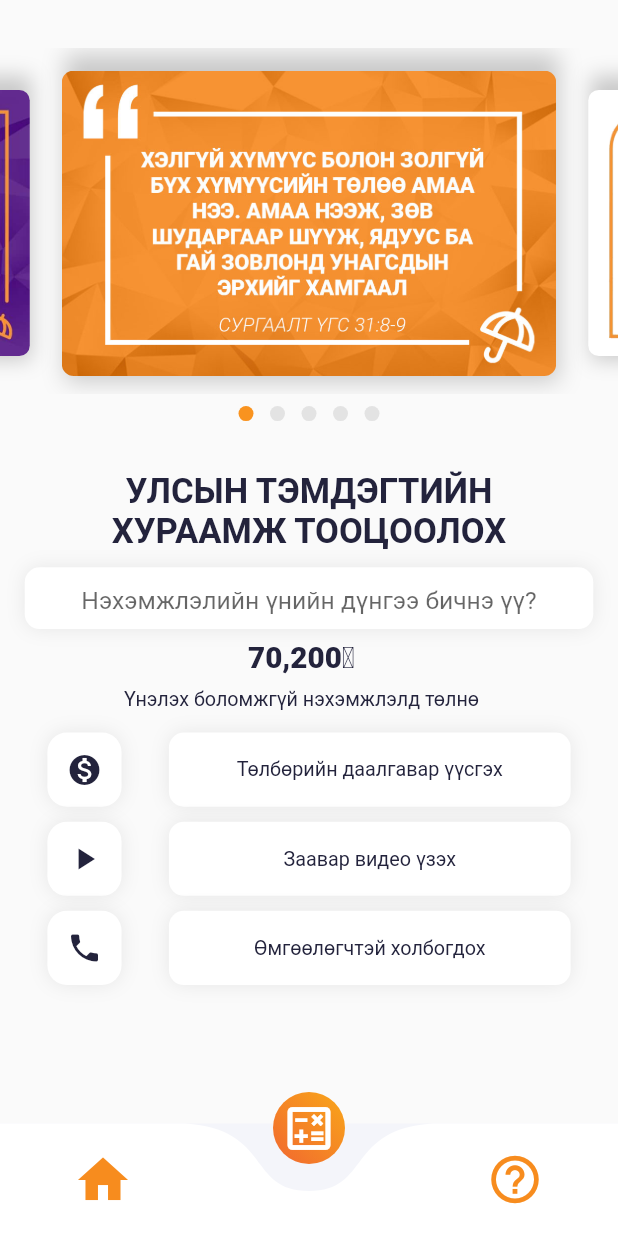
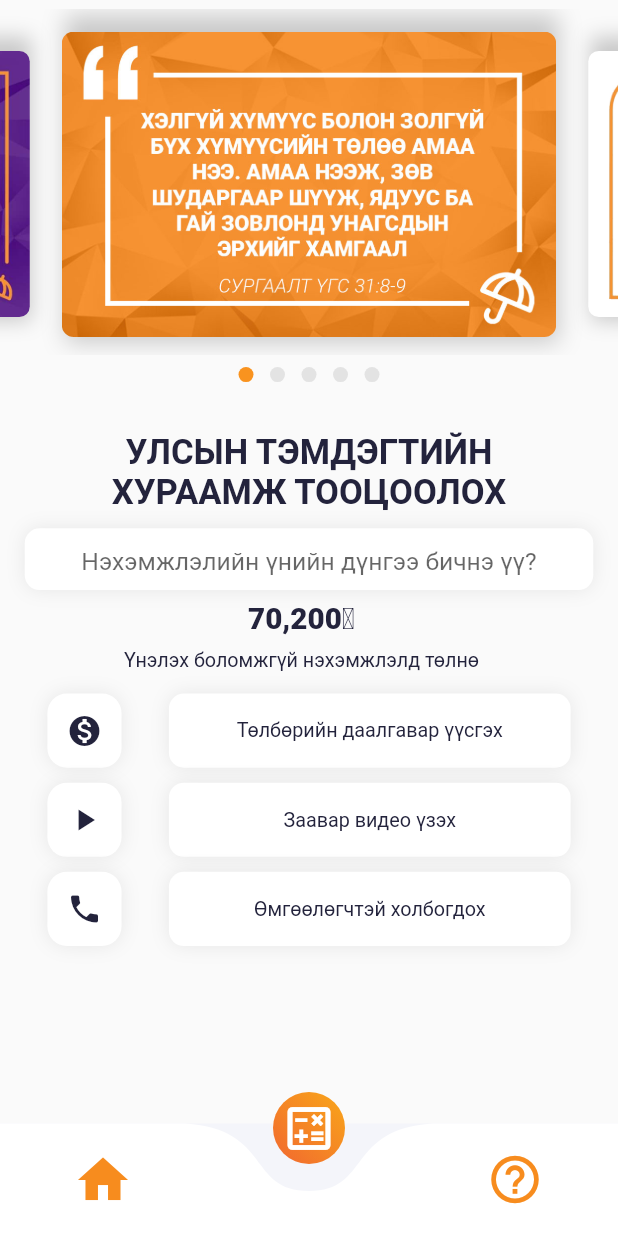
Before and after one commit to temka0170/lawapp, a Flutter app: the screen it shows after launch, on a phone screen of 412 x 824 dp. Run offline on Flutter 3.47's test engine with Material 2 defaults, Android fonts, the phone set to English and light mode, and no system bars; drawn by our look-alikes of carousel_slider, curved_navigation_bar; our stand-ins replace permission_handler; missing offline and left inert: ext_storage; Roboto replaces fonts that are missing (SFProDisplay); project files that could hold a hidden picture were left out.

Commit message:
fixed few paddings after SafeArea method

```diff
--- a/lib/navigating_pages/calculator.dart
+++ b/lib/navigating_pages/calculator.dart
@@ -40,7 +40,7 @@ class _MyCustomFormState extends State<CalculatorPage> {
             child: Column(
               children: [
                 Padding(
-                  padding: const EdgeInsets.only(top: 32.0),
+                  padding: const EdgeInsets.only(top: 6.0),
                   child: Container(
                     width: _width,
                     height: _height * 0.34,
--- a/lib/navigating_pages/home.dart
+++ b/lib/navigating_pages/home.dart
@@ -25,7 +25,7 @@ class _MyStatefulWidgetState extends State<MyHome> {
             child: Column(
               children: <Widget>[
                 Padding(
-                  padding: const EdgeInsets.only(top: 40.0),
+                  padding: const EdgeInsets.only(top: 6.0),
                   child: Container(
                     width: MediaQuery.of(context).size.width,
                     height: height * 0.31,
--- a/lib/navigating_pages/more.dart
+++ b/lib/navigating_pages/more.dart
@@ -96,7 +96,7 @@ class _MyStatefulWidgetState extends State<More> {
           child: Column(
             children: <Widget>[
               Padding(
-                padding: const EdgeInsets.only(top: 32.0),
+                padding: const EdgeInsets.only(top: 6.0),
                 child: Container(
                   width: MediaQuery.of(context).size.width,
                   height: MediaQuery.of(context).size.height * 0.34,
```
